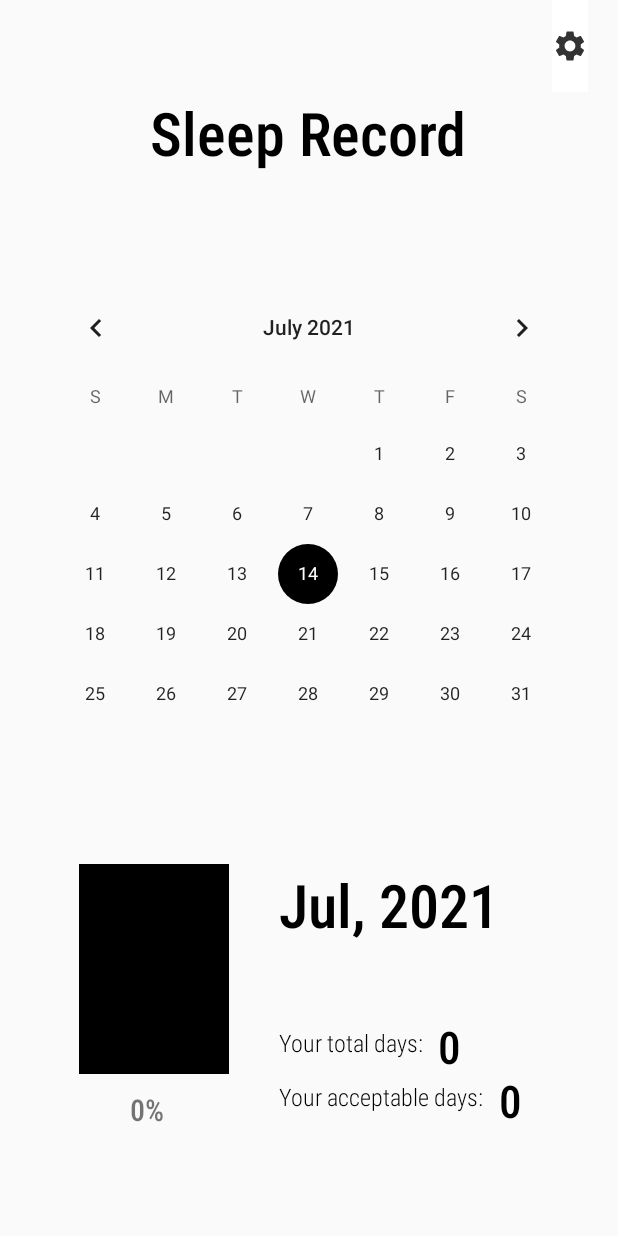
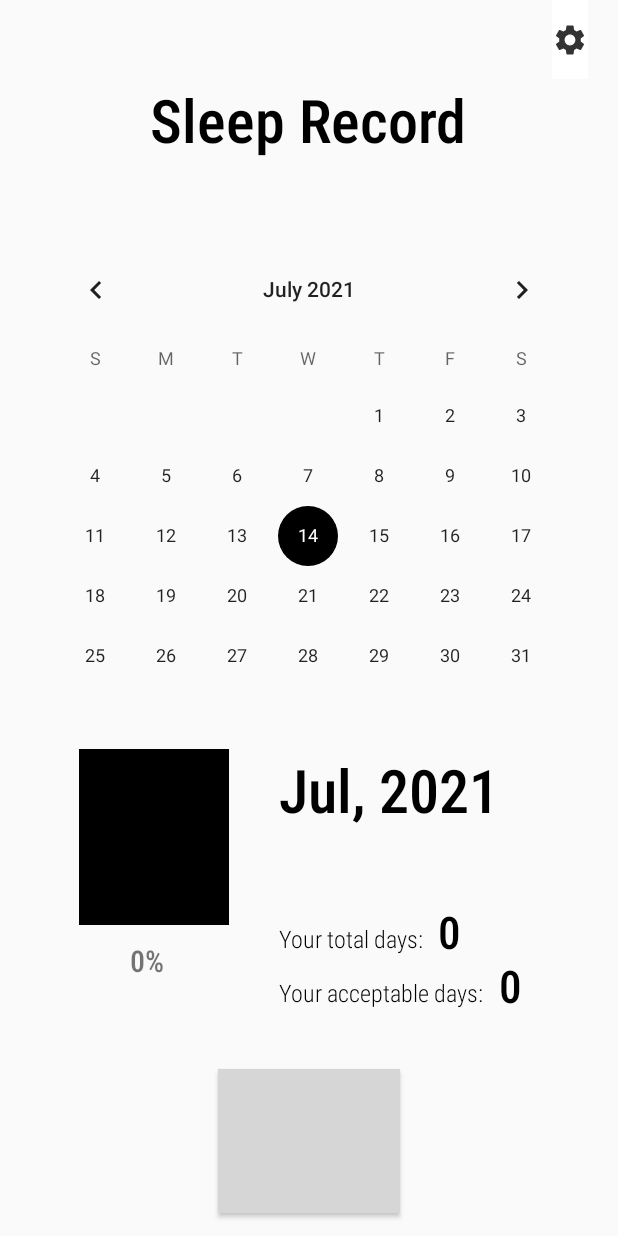
Before and after one commit to iluvyw/CS426-SleepSchedule, an Android app: the CalendarActivity screen opened directly, with no data from a screen before it, on a phone screen of 412 x 824 dp. Run offline under Robolectric (Android 15) with nearby library versions, the phone set to English and light mode, and no system bars; grey boxes are pictures that could not be loaded.

Commit message:
update Calendar activity
add startSleep button and fix UI

```diff
--- a/app/src/main/java/com/example/sleepschedule/CalendarActivity.kt
+++ b/app/src/main/java/com/example/sleepschedule/CalendarActivity.kt
@@ -43,6 +43,11 @@ class CalendarActivity : AppCompatActivity(),setValue,getValue {
             startActivity(intent)
         }
 
+        btStartSleep.setOnClickListener {
+            val intent = Intent(this,SleepHourActivity::class.java)
+            startActivity(intent)
+        }
+
     }
 
     private fun popupShow(){
@@ -57,8 +62,8 @@ class CalendarActivity : AppCompatActivity(),setValue,getValue {
         if (sumList(timeGoal)>0){
             percent = result * 100 / sumList(timeGoal)
         }
-        view.etGoalTime.setText(sumList(timeGoal).toString())
-        view.etSleepTime.setText(result.toString())
+        view.etGoalTime.setText(sumList(timeGoal).toString()+" minutes")
+        view.etSleepTime.setText(result.toString()+ " minutes")
 
         result = 0
         for (i in timeSleep.indices){
@@ -117,7 +122,7 @@ class CalendarActivity : AppCompatActivity(),setValue,getValue {
             percent = acceptDays * 100 / totalDays
         }
         tvResult.text = percent.toString()+"%"
-        if (percent == 0){
+        if (totalDays == 0){
             ivResult.setBackgroundColor(Color.rgb(0,0,0))
         }
         else if (percent<50){
--- a/app/src/main/java/com/example/sleepschedule/function.kt
+++ b/app/src/main/java/com/example/sleepschedule/function.kt
@@ -30,7 +30,7 @@ fun checkAccept(sleepTime: List<Int>,goalTime: List<Int>):Boolean{
     val total_sleepTime = sumList(sleepTime)
     val total_goalTime = sumList(goalTime)
     if (total_goalTime == 0) return false
-    if (total_sleepTime*10>=(total_goalTime*8)){
+    if (total_sleepTime*100>=(total_goalTime*75)){
         return true
     }
     return false
--- a/app/src/main/res/layout/activity_calendar.xml
+++ b/app/src/main/res/layout/activity_calendar.xml
@@ -100,14 +100,14 @@
                     android:text="Your total days:"
                     android:textSize="16sp"
                     android:textColor="@color/black"
-                    android:layout_gravity="center_vertical"/>
+                    android:layout_gravity="bottom"/>
 
                 <TextView
                     android:layout_width="wrap_content"
                     android:layout_height="match_parent"
                     android:fontFamily="sans-serif-condensed-light"
                     android:id="@+id/etTotalDays"
-                    android:layout_gravity="center_vertical"
+                    android:layout_gravity="bottom"
                     android:textStyle="bold"
                     android:textSize="30sp"
                     android:textColor="@color/black"
@@ -127,7 +127,7 @@
                     android:text="Your acceptable days:"
                     android:textColor="@color/black"
                     android:textSize="16sp"
-                    android:layout_gravity="center_vertical"/>
+                    android:layout_gravity="bottom"/>
 
                 <TextView
                     android:layout_width="wrap_content"
@@ -136,7 +136,7 @@
                     android:fontFamily="sans-serif-condensed-light"
                     android:id="@+id/etAcceptDay"
                     android:textStyle="bold"
-                    android:layout_gravity="center_vertical"
+                    android:layout_gravity="bottom"
                     android:textSize="30sp"
                     android:layout_marginLeft="10sp"/>
 
@@ -146,5 +146,16 @@
 
     </LinearLayout>
 
+    <Button
+        android:layout_width="wrap_content"
+        android:layout_height="wrap_content"
+        android:text="Start Sleeping"
+        android:padding="5sp"
+        android:layout_gravity="center_horizontal"
+        android:id="@+id/btStartSleep"
+        android:background="@drawable/rounded_button"
+        android:textColor="@color/white"
+        android:layout_marginBottom="15dp"/>
+
 
 </LinearLayout>
```
